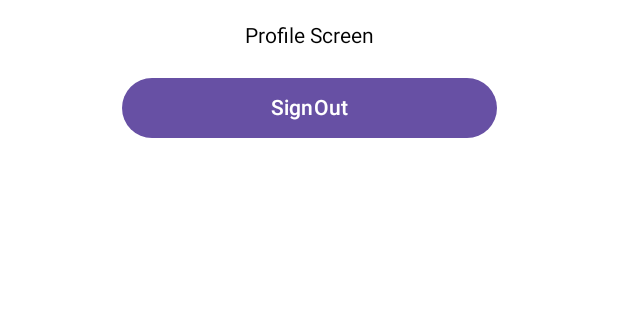
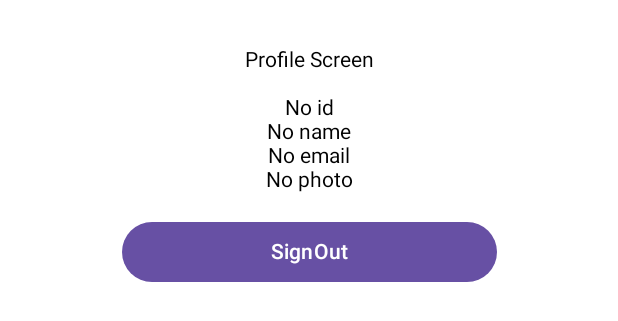
Before and after one commit to DaniAguion/SeaBattle, an Android app built with Jetpack Compose: the @Preview function ProfilePreview, on a phone screen of 412 x 824 dp. Shown: the top 321 px of the screen. Run offline under Robolectric (Android 15) with nearby library versions, the phone set to English and light mode, and no system bars.

Commit message:
Added user info in Profile Screen, needs improvement of UI

```diff
--- a/app/src/main/java/com/example/seabattle/data/repository/AuthRepositoryImpl.kt
+++ b/app/src/main/java/com/example/seabattle/data/repository/AuthRepositoryImpl.kt
@@ -64,9 +64,9 @@ class AuthRepositoryImpl(
         return user?.let {
             UserProfile(
                 uid = it.uid,
-                displayName = it.providerData[0]?.displayName ?: it.displayName ?: "",
-                email = it.providerData[0]?.email ?: it.email ?: "",
-                photoUrl = (it.providerData[0]?.photoUrl ?: it.photoUrl ?: "").toString()
+                displayName = it.displayName ?: it.providerData[0]?.displayName ?: "",
+                email =  it.email ?: it.providerData[0]?.email ?: "",
+                photoUrl = (it.photoUrl ?: it.providerData[0]?.photoUrl ?: "").toString()
             )
         }
         return null
--- a/app/src/main/java/com/example/seabattle/data/session/SessionManager.kt
+++ b/app/src/main/java/com/example/seabattle/data/session/SessionManager.kt
@@ -1,5 +1,6 @@
 package com.example.seabattle.data.session
 
+import android.util.Log
 import com.example.seabattle.data.storage.SecurePrefsData
 import com.example.seabattle.domain.auth.LoginMethod
 import com.example.seabattle.domain.auth.repository.AuthRepository
--- a/app/src/main/java/com/example/seabattle/di/DomainModule.kt
+++ b/app/src/main/java/com/example/seabattle/di/DomainModule.kt
@@ -3,6 +3,7 @@ package com.example.seabattle.di
 import com.example.seabattle.domain.auth.usecase.LoginUserUseCase
 import com.example.seabattle.domain.auth.usecase.LogoutUserUseCase
 import com.example.seabattle.domain.auth.usecase.CheckUserAuthUseCase
+import com.example.seabattle.domain.auth.usecase.GetProfileUseCase
 import com.example.seabattle.domain.auth.usecase.RegisterUserUseCase
 import org.koin.dsl.module
 
@@ -11,4 +12,5 @@ val domainModule = module {
     factory { LogoutUserUseCase(get()) }
     factory { RegisterUserUseCase(get()) }
     factory { CheckUserAuthUseCase(get()) }
+    factory { GetProfileUseCase(get()) }
 }
--- a/app/src/main/java/com/example/seabattle/di/PresentationModule.kt
+++ b/app/src/main/java/com/example/seabattle/di/PresentationModule.kt
@@ -11,7 +11,7 @@ import org.koin.dsl.module
 val presentationModule = module {
     viewModel { SplashViewModel(get()) }
     viewModel { WelcomeViewModel(get(), get(), get()) }
-    viewModel { ProfileViewModel(get(), get()) }
+    viewModel { ProfileViewModel(get(), get(), get()) }
     viewModel { HomeViewModel() }
     viewModel { BattlePlanViewModel() }
 }
--- a/app/src/main/java/com/example/seabattle/ui/screens/profile/ProfileScreen.kt
+++ b/app/src/main/java/com/example/seabattle/ui/screens/profile/ProfileScreen.kt
@@ -37,9 +37,9 @@ fun ProfileScreen(
             navController.navigate(SeaBattleScreen.Welcome.title)
         }
     }
-
     ProfileScreenContent(
         modifier = modifier,
+        profileUiState = profileUiState,
         onLogoutButtonClicked = profileViewModel::onLogoutButtonClicked
     )
 }
@@ -47,6 +47,7 @@ fun ProfileScreen(
 @Composable
 fun ProfileScreenContent(
     modifier: Modifier = Modifier,
+    profileUiState: ProfileUiState = ProfileUiState(),
     onLogoutButtonClicked: () -> Unit = {},
 ) {
     Column(
@@ -59,6 +60,19 @@ fun ProfileScreenContent(
         Text(
             text = "Profile Screen",
             modifier = modifier
+                .padding(dimensionResource(R.dimen.padding_medium))
+        )
+        Text(
+            text = profileUiState.userProfile?.uid ?: "No id",
+        )
+        Text(
+            text = profileUiState.userProfile?.displayName ?: "No name",
+        )
+        Text(
+            text = profileUiState.userProfile?.email ?: "No email",
+        )
+        Text(
+            text = profileUiState.userProfile?.photoUrl ?: "No photo",
         )
         Spacer(
             modifier = Modifier.height(dimensionResource(R.dimen.padding_medium))
@@ -73,7 +87,7 @@ fun ProfileScreenContent(
 }
 
 
-@Preview
+@Preview (showBackground = true)
 @Composable
 fun ProfilePreview(){
     ProfileScreenContent(
```
Also changed, not shown: app/src/main/java/com/example/seabattle/data/storage/SecurePrefsData.kt (+11 -13 lines), app/src/main/java/com/example/seabattle/ui/screens/profile/ProfileViewModel.kt (+14 -4 lines), app/src/main/java/com/example/seabattle/ui/screens/welcome/WelcomeViewModel.kt (+5 -5 lines).
